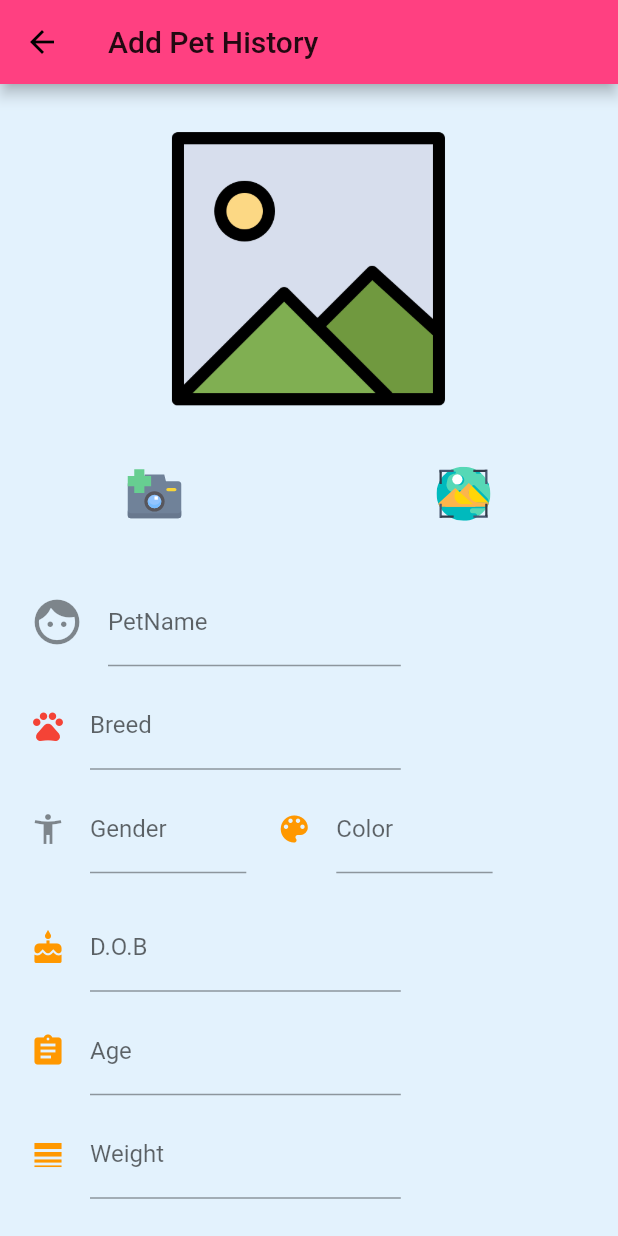
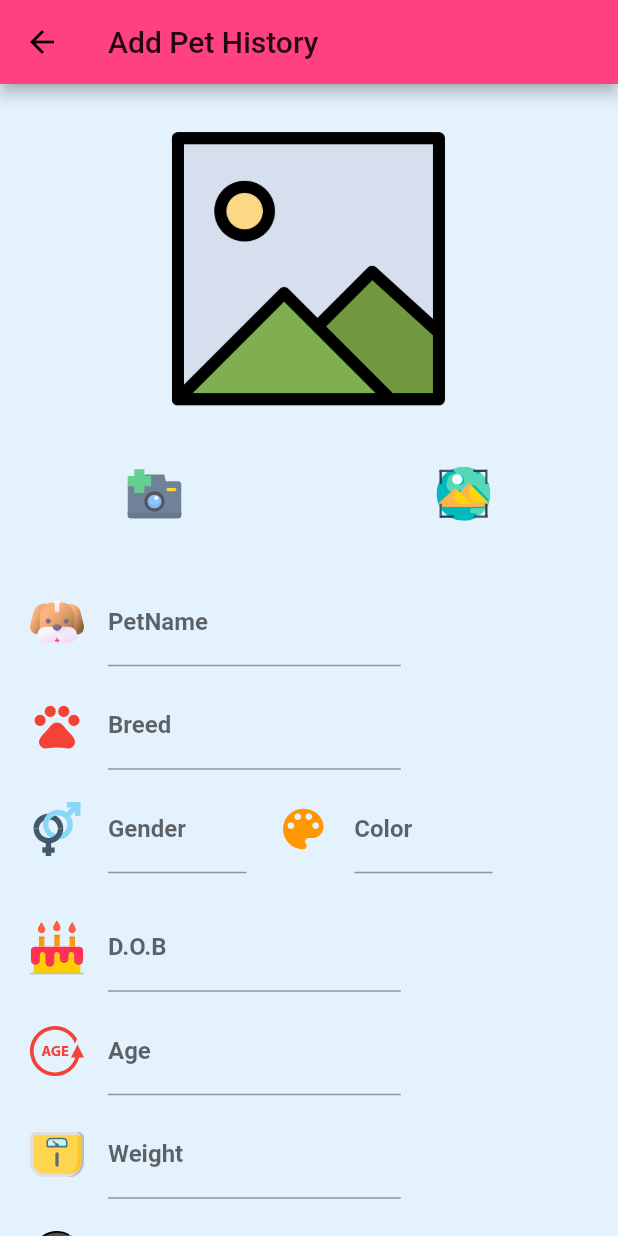
Before and after one commit to nakaren1234/Pet, a Flutter app: the AddPetPage screen opened directly, on a phone screen of 412 x 824 dp. Run offline on Flutter 3.47's test engine with Material 2 defaults, Android fonts, the phone set to English and light mode, and no system bars; our stand-ins replace cloud_firestore, firebase_auth, firebase_core, firebase_storage, flutter_svg, image_picker and 2 more; accounts and stored records are empty.

Commit message:
ทำcard และ icon

```diff
--- a/lib/pages/HomePage.dart
+++ b/lib/pages/HomePage.dart
@@ -260,7 +260,7 @@ class _HomePageState extends State<HomePage> {
                       width: 90.0,
                       height: 90.0,
                     ),
-                    Text('เกี่ยวกับเรา ${fromAbout ?? ''}',
+                    Text('Contact ${fromAbout ?? ''}',
                         textAlign: TextAlign.center,
                         style: TextStyle(
                           fontSize: 20,
--- a/lib/pages/RegisterPage.dart
+++ b/lib/pages/RegisterPage.dart
@@ -212,6 +212,8 @@ class _RegisterPageState extends State<RegisterPage> {
             nameText(),
             emailText(),
             passwordText(),
+            // SizedBox(height: 30.0),
+            // registerButton(),
           ],
         ),
       ),
--- a/lib/widgets/addListPet.dart
+++ b/lib/widgets/addListPet.dart
@@ -80,8 +80,13 @@ class _AddListPetState extends State<AddListPet> {
           // ),
           // focusedBorder: OutlineInputBorder(),
           labelText: 'PetName',
+          labelStyle: TextStyle(fontWeight: FontWeight.bold),
           // helperText: 'Type your Name of Pet',
-          icon: Icon(Icons.face, size: 36),
+          icon: SvgPicture.asset(
+            'assets/icons/dog.svg',
+            width: 36.0,
+            height: 36.0,
+          ),
         ),
       ),
     );
@@ -93,8 +98,13 @@ class _AddListPetState extends State<AddListPet> {
       child: TextField(
         decoration: InputDecoration(
           labelText: 'Breed',
+          labelStyle: TextStyle(fontWeight: FontWeight.bold),
           // helperText: 'Type your Name of Pet',
-          icon: Icon(Icons.pets, color: Colors.red),
+          icon: Icon(
+            Icons.pets,
+            color: Colors.red,
+            size: 36.0,
+          ),
         ),
       ),
     );
@@ -106,8 +116,14 @@ class _AddListPetState extends State<AddListPet> {
       child: TextField(
         decoration: InputDecoration(
           labelText: 'Gender',
+          labelStyle: TextStyle(fontWeight: FontWeight.bold),
           // helperText: 'Type Male or Female',
-          icon: Icon(Icons.accessibility_new),
+          // icon: Icon(Icons.accessibility_new),
+          icon: SvgPicture.asset(
+            'assets/icons/genders.svg',
+            width: 36.0,
+            height: 36.0,
+          ),
         ),
       ),
     );
@@ -119,8 +135,13 @@ class _AddListPetState extends State<AddListPet> {
       child: TextField(
         decoration: InputDecoration(
           labelText: 'Color',
+          labelStyle: TextStyle(fontWeight: FontWeight.bold),
           // helperText: 'Type Male or Female',
-          icon: Icon(Icons.color_lens, color: Colors.orange),
+          icon: Icon(
+            Icons.color_lens,
+            color: Colors.orange,
+            size: 36.0,
+          ),
         ),
       ),
     );
@@ -132,8 +153,14 @@ class _AddListPetState extends State<AddListPet> {
       child: TextField(
         decoration: InputDecoration(
           labelText: 'D.O.B',
+          labelStyle: TextStyle(fontWeight: FontWeight.bold),
           // helperText: 'Type Male or Female',
-          icon: Icon(Icons.cake, color: Colors.orange),
+          // icon: Icon(Icons.cake, color: Colors.orange),
+          icon: SvgPicture.asset(
+            'assets/icons/cake.svg',
+            width: 36.0,
+            height: 36.0,
+          ),
         ),
       ),
     );
@@ -145,8 +172,15 @@ class _AddListPetState extends State<AddListPet> {
       child: TextField(
         decoration: InputDecoration(
           labelText: 'Age',
+          labelStyle: TextStyle(fontWeight: FontWeight.bold),
           // helperText: 'Type Male or Female',
-          icon: Icon(Icons.assignment, color: Colors.orange),
+          // icon: Icon(Icons.assignment, color: Colors.orange),
+          icon: SvgPicture.asset(
+            'assets/icons/age.svg',
+            width: 36.0,
+            height: 36.0,
+            color: Colors.red,
+          ),
         ),
       ),
     );
@@ -158,8 +192,14 @@ class _AddListPetState extends State<AddListPet> {
       child: TextField(
         decoration: InputDecoration(
           labelText: 'Weight',
+          labelStyle: TextStyle(fontWeight: FontWeight.bold),
           // helperText: 'Type Male or Female',
-          icon: Icon(Icons.line_weight, color: Colors.orange),
+          // icon: Icon(Icons.line_weight, color: Colors.orange),
+          icon: SvgPicture.asset(
+            'assets/icons/weight.svg',
+            width: 36.0,
+            height: 36.0,
+          ),
         ),
       ),
     );
@@ -171,8 +211,14 @@ class _AddListPetState extends State<AddListPet> {
       child: TextField(
         decoration: InputDecoration(
           labelText: 'Owner',
+          labelStyle: TextStyle(fontWeight: FontWeight.bold),
           // helperText: 'Type Male or Female',
-          icon: Icon(Icons.account_circle, color: Colors.orange),
+          // icon: Icon(Icons.account_circle, color: Colors.orange),
+          icon: SvgPicture.asset(
+            'assets/icons/ownerr.svg',
+            width: 36.0,
+            height: 36.0,
+          ),
         ),
       ),
     );
```
Also changed, not shown: lib/widgets/ShowListPet.dart (+18 -4 lines), lib/widgets/ShowListUser.dart (+44 -8 lines), lib/widgets/addListUser.dart (+5 -4 lines), lib/widgets/menu.dart (+47 -34 lines), assets/icons/age.svg (added), assets/icons/cake.svg (added), assets/icons/dog.svg (added), assets/icons/genders.svg (added), assets/icons/ownerr.svg (added), assets/icons/weight.svg (added).
